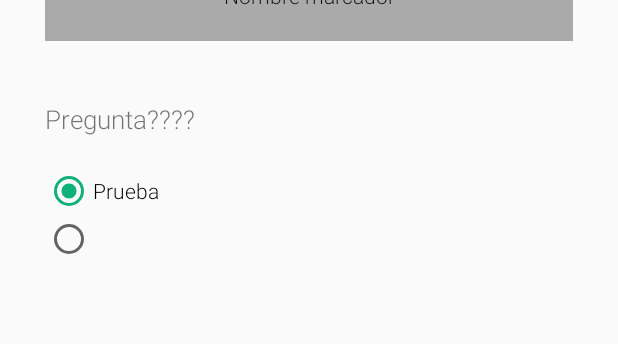
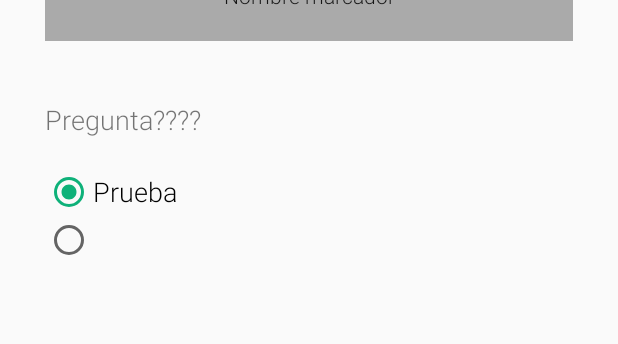
Before and after one commit to aitor422/arquitecturadelsoftware, an Android app: the layout activity_contestar.xml on its own in the app's theme, with its tools: preview values and no code run, on a phone screen of 412 x 824 dp. Shown: the part 394-738 px from the top of the screen. Run offline under Robolectric (Android 15) with nearby library versions, the light colour scheme and no system bars.

Commit message:
contestar va

```diff
--- a/CulturApp/app/build.gradle
+++ b/CulturApp/app/build.gradle
@@ -28,11 +28,11 @@ dependencies {
     androidTestCompile('com.android.support.test.espresso:espresso-core:2.2.2', {
         exclude group: 'com.android.support', module: 'support-annotations'
     })
-    compile 'com.android.support:appcompat-v7:23.0.1'
     dependencies {
-        compile ('com.mapbox.mapboxsdk:mapbox-android-sdk:4.2.2@aar'){
-            transitive=true
+        compile('com.mapbox.mapboxsdk:mapbox-android-sdk:4.2.2@aar') {
+            transitive = true
         }
     }
+    compile 'com.android.support:appcompat-v7:23.0.1'
     testCompile 'junit:junit:4.12'
 }
--- a/CulturApp/app/src/main/java/com/micompany/culturapp/Contestar.java
+++ b/CulturApp/app/src/main/java/com/micompany/culturapp/Contestar.java
@@ -1,17 +1,13 @@
 package com.micompany.culturapp;
 
+import android.support.v7.app.AppCompatActivity;
 import android.os.Bundle;
 
-import android.support.v7.app.AppCompatActivity;
-;
-
 public class Contestar extends AppCompatActivity {
-
 
     @Override
     protected void onCreate(Bundle savedInstanceState) {
         super.onCreate(savedInstanceState);
         setContentView(R.layout.activity_contestar);
     }
-
 }
--- a/CulturApp/app/src/main/java/com/micompany/culturapp/MainActivity.java
+++ b/CulturApp/app/src/main/java/com/micompany/culturapp/MainActivity.java
@@ -18,7 +18,6 @@ import android.view.Gravity;
 import android.view.LayoutInflater;
 import android.view.ViewGroup;
 import android.widget.AdapterView;
-import android.widget.Button;
 import android.widget.ImageButton;
 import android.widget.ImageView;
 import android.widget.ListView;
@@ -28,7 +27,6 @@ import android.view.View;
 import android.support.v7.app.AppCompatActivity;
 import android.os.Bundle;
 import android.widget.BaseAdapter;
-import android.widget.Toast;
 
 
 import com.mapbox.mapboxsdk.MapboxAccountManager;
--- a/CulturApp/app/src/main/res/layout/activity_contestar.xml
+++ b/CulturApp/app/src/main/res/layout/activity_contestar.xml
@@ -91,15 +91,14 @@
             android:id="@+id/pregunta"
             android:layout_width="wrap_content"
             android:layout_height="wrap_content"
-            android:fontFamily="sans-serif-light"
+            android:layout_below="@+id/imagen"
+            android:layout_marginBottom="10dp"
             android:layout_marginLeft="30dp"
             android:layout_marginRight="30dp"
             android:layout_marginTop="10dp"
-            android:layout_marginBottom="10dp"
-            android:layout_below="@+id/imagen"
+            android:fontFamily="sans-serif-light"
             android:text="Pregunta????"
-            android:textSize="17sp"
-            />
+            android:textSize="18sp" />
 
         <RadioGroup
             android:id="@+id/radioGroup"
@@ -116,29 +115,33 @@
                 android:id="@+id/radioButton0"
                 android:layout_width="wrap_content"
                 android:layout_height="wrap_content"
+                android:checked="true"
                 android:fontFamily="sans-serif-light"
-                android:checked="true"
-                android:text="Prueba"/>
+                android:text="Prueba"
+                android:textSize="18sp" />
 
             <RadioButton
                 android:id="@+id/radioButton1"
                 android:layout_width="wrap_content"
                 android:layout_height="wrap_content"
-                android:fontFamily="sans-serif-light"/>
+                android:fontFamily="sans-serif-light"
+                android:textSize="18sp" />
 
             <RadioButton
                 android:id="@+id/radioButton2"
                 android:layout_width="wrap_content"
                 android:layout_height="wrap_content"
                 android:fontFamily="sans-serif-light"
-                android:visibility="gone"/>
+                android:textSize="18sp"
+                android:visibility="gone" />
 
             <RadioButton
                 android:id="@+id/radioButton3"
                 android:layout_width="wrap_content"
                 android:layout_height="wrap_content"
                 android:fontFamily="sans-serif-light"
-                android:visibility="gone"/>
+                android:textSize="18sp"
+                android:visibility="gone" />
 
 
         </RadioGroup>
@@ -157,4 +160,5 @@
 
     </RelativeLayout>
 
+
 </RelativeLayout>
--- a/CulturApp/app/src/main/res/values/dimens.xml
+++ b/CulturApp/app/src/main/res/values/dimens.xml
@@ -2,4 +2,5 @@
     <!-- Default screen margins, per the Android Design guidelines. -->
     <dimen name="activity_horizontal_margin">16dp</dimen>
     <dimen name="activity_vertical_margin">16dp</dimen>
+    <dimen name="fab_margin">16dp</dimen>
 </resources>
--- a/CulturApp/app/src/main/res/values/strings.xml
+++ b/CulturApp/app/src/main/res/values/strings.xml
@@ -1,5 +1,6 @@
 <resources>
     <string name="app_name">CulturAPP</string>
     <string name="access_token">pk.eyJ1IjoiYWl0b3I0MjIiLCJhIjoiY2l6OGFjdmxtMDBwYjJwcW85OGlpMHRveCJ9.s08jjsX5CMCvQRk37_o9yw</string>
+    <string name="title_activity_contestar">Contestar</string>
     //escribe aqui el access token
 </resources>
--- a/CulturApp/app/src/main/res/values/styles.xml
+++ b/CulturApp/app/src/main/res/values/styles.xml
@@ -8,4 +8,8 @@
         <item name="colorAccent">#0EB179</item>
     </style>
 
+    <style name="AppTheme.AppBarOverlay" parent="ThemeOverlay.AppCompat.Dark.ActionBar" />
+
+    <style name="AppTheme.PopupOverlay" parent="ThemeOverlay.AppCompat.Light" />
+
 </resources>
```
Also changed, not shown: CulturApp/app/src/main/AndroidManifest.xml (+7 -5 lines). Lines whose indentation alone changed are shown as unchanged.
